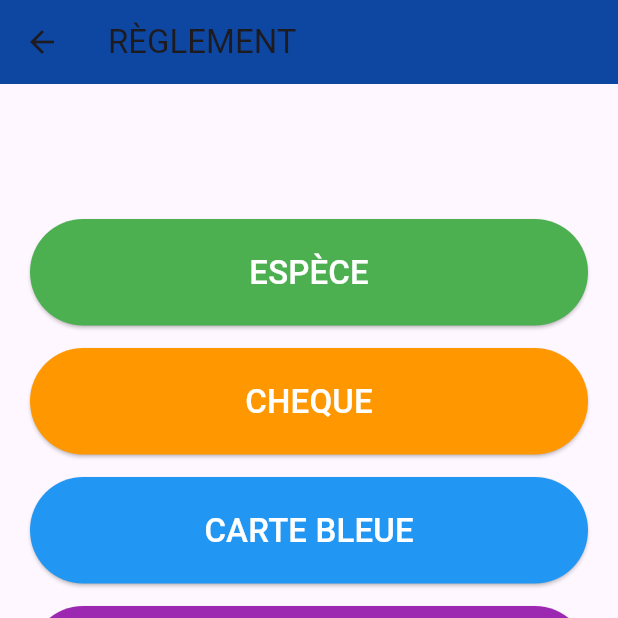
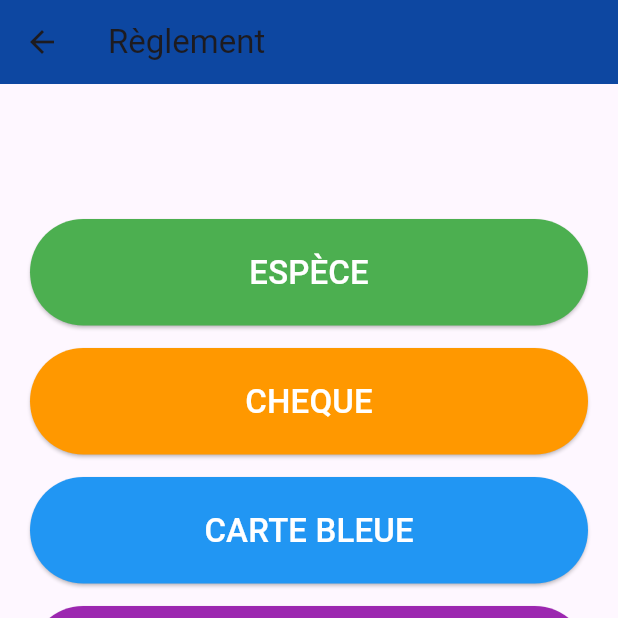
Before and after one commit to consultin21-dev/waterski, a Flutter app: the FacturationPage screen opened directly with empty values, after a tap on "Calculer", after a tap on "Taper règlement", on a phone screen of 412 x 824 dp, the top half of it. Run offline on Flutter 3.47's test engine with Material 3 defaults, Android fonts, the light colour scheme and no system bars; our stand-ins replace fl_chart, hive_flutter, printing; missing offline and left inert: mobile_scanner; accounts and stored records are empty; project files that could hold a hidden picture were left out.

Commit message:
Translate Billing Payment and Club Card pages

```diff
--- a/lib/main.dart
+++ b/lib/main.dart
@@ -1509,7 +1509,7 @@ class _FacturationPageState extends State<FacturationPage> {
 
       appBar: AppBar(
         backgroundColor: Colors.blue.shade900,
-        title: const Text("FACTURATION"),
+       title: Text(t("FACTURATION", "BILLING")),
       ),
 
       body: SingleChildScrollView(
@@ -1530,30 +1530,30 @@ class _FacturationPageState extends State<FacturationPage> {
 
             const SizedBox(height: 10),
 
-            Text("Naissance : ${widget.skieur.naissance}"),
-            Text("Discipline : ${widget.discipline}"),
+            Text("${t("Naissance", "Birth date")} : ${widget.skieur.naissance}"),
+            Text("${t("Discipline", "Discipline")} : ${widget.discipline}"),
 
             const SizedBox(height: 20),
 
             if (widget.debut != null)
             Text(
-                "Départ : ${widget.debut!.hour}:${widget.debut!.minute.toString().padLeft(2, '0')}",
+                "${t("Départ", "Start")} : ${widget.debut!.hour}:${widget.debut!.minute.toString().padLeft(2, '0')}",
             ),
 
             if (widget.fin != null)
              Text(
-                "Arrivée : ${widget.fin!.hour}:${widget.fin!.minute.toString().padLeft(2, '0')}",
-              ),
-
-            Text("Temps réalisé : ${widget.duree}"),
-
-            Text("Nombre de tours : ${widget.tours}"),
+                "${t("Arrivée", "Finish")} : ${widget.fin!.hour}:${widget.fin!.minute.toString().padLeft(2, '0')}",
+            ),
+
+             Text("${t("Temps réalisé", "Time achieved")} : ${widget.duree}"),
+
+             Text("${t("Nombre de tours", "Number of laps")} : ${widget.tours}"),
 
             const SizedBox(height: 40),
 
-            const Text(
-  "Unités à créditer",
-  style: TextStyle(
+Text(
+  t("Unités à créditer", "Units to credit"),
+  style: const TextStyle(
     fontSize: 24,
     fontWeight: FontWeight.bold,
   ),
@@ -1564,17 +1564,17 @@ const SizedBox(height: 15),
 TextField(
   controller: unitesController,
   keyboardType: TextInputType.number,
-  decoration: const InputDecoration(
-    labelText: "Nombre d'unités",
-    border: OutlineInputBorder(),
+  decoration: InputDecoration(
+  labelText: t("Nombre d'unités", "Number of units"),
+  border: const OutlineInputBorder(),
 ),
 ),
 
 const SizedBox(height: 30),
 
-            const Text(
-              "Calculatrice",
-              style: TextStyle(
+            Text(
+  t("Calculatrice", "Calculator"),
+  style: const TextStyle(
     fontSize: 24,
     fontWeight: FontWeight.bold,
   ),
@@ -1584,8 +1584,8 @@ const SizedBox(height: 30),
 
             TextField(
               controller: calculController,
-              decoration: const InputDecoration(
-                hintText: "Exemple : 25*3",
+              decoration: InputDecoration(
+                hintText: t("Exemple : 25*3", "Example: 25*3"),
                 border: OutlineInputBorder(),
               ),
             ),
@@ -1596,7 +1596,9 @@ const SizedBox(height: 30),
   width: double.infinity,
   child: ElevatedButton(
     onPressed: calculer,
-                child: const Text("Calculer"),
+    child: Text(
+      t("Calculer", "Calculate"),
+    ),
   ),
 ),
 
@@ -1613,15 +1615,12 @@ const SizedBox(height: 30),
   ),
 ),
 
-            const SizedBox(height: 40),
+            const SizedBox(height: 20),
 
            SizedBox(
   width: double.infinity,
-
   child: ElevatedButton(
-
     onPressed: () {
-
       Navigator.push(
         context,
         MaterialPageRoute(
@@ -1631,36 +1630,25 @@ const SizedBox(height: 30),
             duree: widget.duree,
             tours: widget.tours,
             paiement: "",
-
             unites: int.tryParse(unitesController.text) ?? 0,
-
-      montant:
-          double.tryParse(resultat) ?? 0,
-
-
+            montant: double.tryParse(resultat) ?? 0,
             depart: widget.debut != null
-          ? "${widget.debut!.hour}:${widget.debut!.minute.toString().padLeft(2,'0')}"
+                ? "${widget.debut!.hour}:${widget.debut!.minute.toString().padLeft(2, '0')}"
                 : "",
-
             arrivee: widget.fin != null
-          ? "${widget.fin!.hour}:${widget.fin!.minute.toString().padLeft(2,'0')}"
+                ? "${widget.fin!.hour}:${widget.fin!.minute.toString().padLeft(2, '0')}"
                 : "",
           ),
         ),
       );
-
-},
-
-
-
+    },
     style: ElevatedButton.styleFrom(
       backgroundColor: Colors.orange,
       padding: const EdgeInsets.symmetric(vertical: 18),
     ),
-
-                child: const Text(
-                  "Taper règlement",
-                  style: TextStyle(fontSize: 20),
+    child: Text(
+      t("Taper règlement", "Enter payment"),
+      style: const TextStyle(fontSize: 20),
     ),
   ),
 ),
@@ -1703,7 +1691,7 @@ class ReglementPage extends StatelessWidget {
 
       appBar: AppBar(
   backgroundColor: Colors.blue.shade900,
-        title: const Text("RÈGLEMENT"),
+  title: Text(t("Règlement", "Payment")),
 ),
 
       body: Padding(
@@ -1725,7 +1713,7 @@ class ReglementPage extends StatelessWidget {
 
             paiementButton(
   context,
-  "ESPÈCE",
+  t("ESPÈCE", "CASH"),
   Colors.green,
   skieur,
   discipline,
@@ -1741,7 +1729,7 @@ const SizedBox(height: 15),
 
 paiementButton(
   context,
-  "CHEQUE",
+  t("CHEQUE", "CHECK"),
   Colors.orange,
   skieur,
   discipline,
@@ -1757,7 +1745,7 @@ paiementButton(
 
             paiementButton(
             context,
-           "CARTE BLEUE",
+           t("CARTE BLEUE", "CREDIT CARD"),
            Colors.blue,
            skieur,
            discipline,
@@ -1773,7 +1761,7 @@ paiementButton(
 
             paiementButton(
             context,
-           "VIREMENT",
+           t("VIREMENT", "BANK TRANSFER"),
            Colors.purple,
            skieur,
            discipline,
@@ -1790,7 +1778,7 @@ paiementButton(
 
             paiementButton(
             context,
-            "CREDIT",
+            t("CREDIT", "CREDIT"),
             Colors.red,
             skieur,
             discipline,
@@ -1942,8 +1930,8 @@ Widget clubButton(
         padding: const EdgeInsets.symmetric(vertical: 20),
       ),
 
-      child: const Text(
-        "CARTE CLUB",
+      child:  Text(
+        t("CARTE CLUB", "CLUB CARD"),
         style: TextStyle(
           fontSize: 22,
           color: Colors.white,
@@ -2004,7 +1992,7 @@ unitesDepart = unites;
 
       appBar: AppBar(
   backgroundColor: Colors.blue.shade900,
-        title: const Text("CARTE CLUB"),
+  title: Text(t("CARTE CLUB", "CLUB CARD")),
 ),
 
       body: SingleChildScrollView(
@@ -2028,9 +2016,9 @@ unitesDepart = unites;
 
             const SizedBox(height: 20),
 
-            const Center(
+             Center(
               child: Text(
-                "Scanner carte club",
+                t("Scanner une carte", "Scan a card"),
                 style: TextStyle(
                   fontSize: 22,
                   fontWeight: FontWeight.bold,
@@ -2103,14 +2091,14 @@ await sauvegarderDonnees();
 }
 
 },
-child: const Text("Scanner une carte"),
+child: Text(t("Scanner une carte", "Scan a card"))
   ),
 ),
             const SizedBox(height: 40),
 
-            const Text(
-              "Unités restantes",
-              style: TextStyle(
+            Text(
+  t("Unités restantes", "Remaining units"),
+  style: const TextStyle(
     fontSize: 24,
     fontWeight: FontWeight.bold,
   ),
@@ -2217,12 +2205,11 @@ builder: (context) => RecapPage(
       backgroundColor: Colors.green,
       padding: const EdgeInsets.symmetric(vertical: 18),
     ),
-    child: const Text(
-      "VALIDER",
-      style: TextStyle(fontSize: 20),
-
-
-    ),
+    child: Text(
+  t("VALIDER", "VALIDATE"),
+  style: const TextStyle(fontSize: 20),
+),
+
   ),
 ),
 
```
Lines whose indentation alone changed are shown as unchanged.
